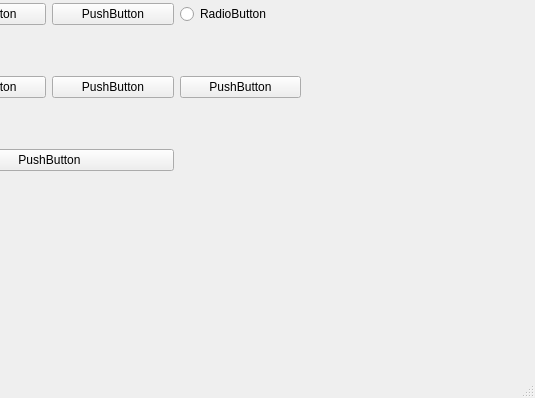
Qt form MainWinHorizontalLayout.ui (Xiepu-guang/xie) before a commit; both pictures show x 265 to 800 and y 202 to 600 of the 800 by 600 pixel window.
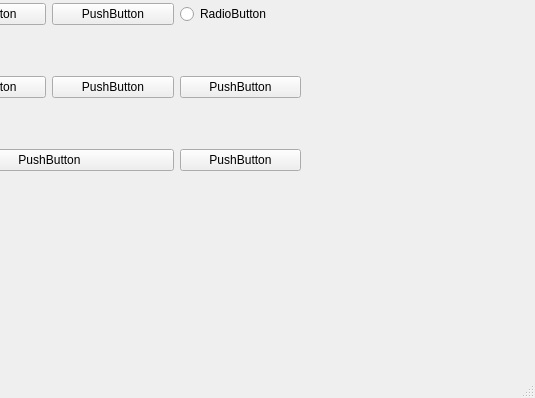
The same form after that commit.

```diff
--- a/MainWinHorizontalLayout.ui
+++ b/MainWinHorizontalLayout.ui
@@ -73,6 +73,13 @@
        </property>
       </widget>
      </item>
+     <item row="2" column="2">
+      <widget class="QPushButton" name="pushButton_7">
+       <property name="text">
+        <string>PushButton</string>
+       </property>
+      </widget>
+     </item>
     </layout>
    </widget>
   </widget>
```
